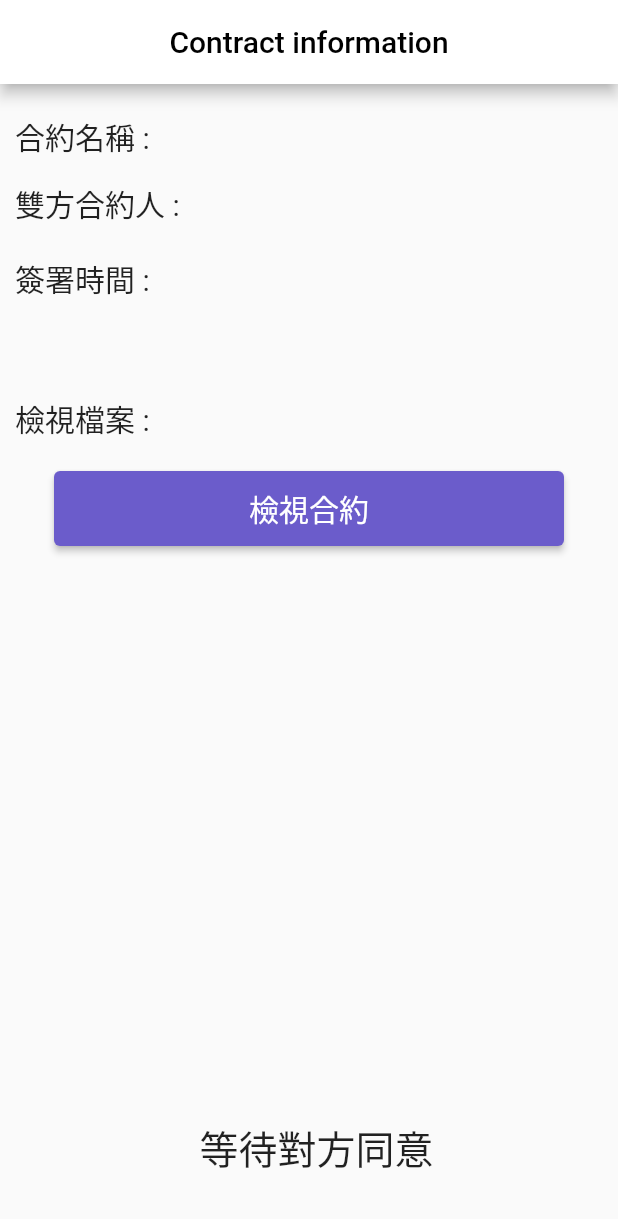
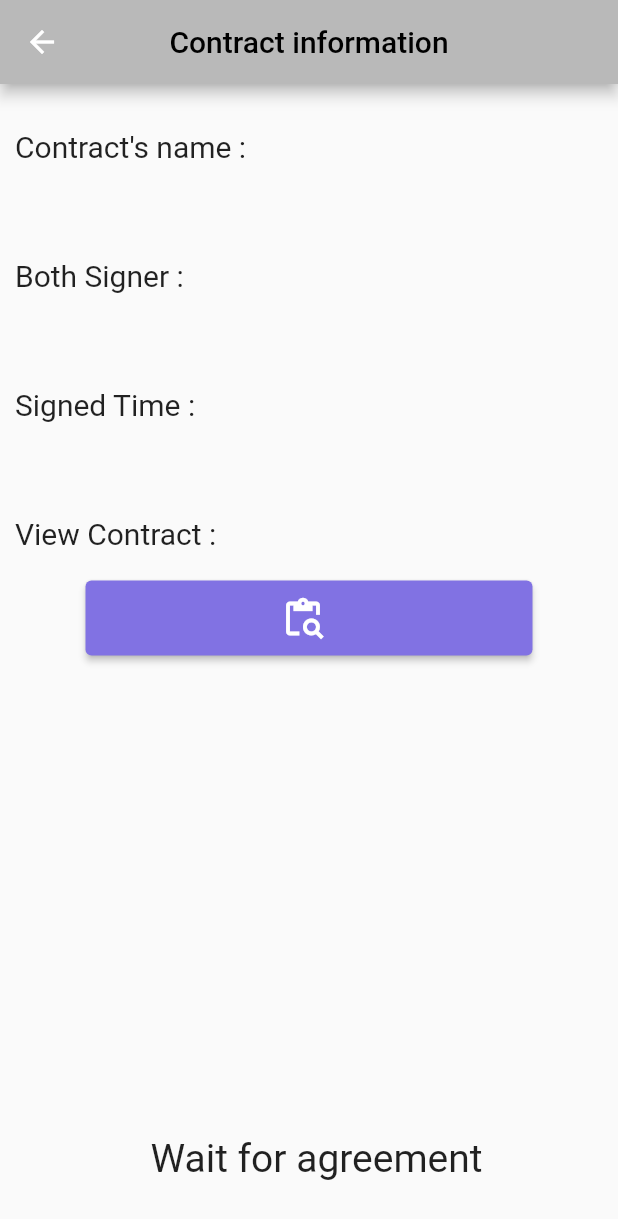
Before and after one commit to cy0802/data_storing_via_blockchain, a Flutter app: the WaitToBeSigned screen opened directly with empty values, on a phone screen of 412 x 824 dp. Shown: the top 1219 px of the screen. Run offline on Flutter 3.47's test engine with Material 2 defaults, Android fonts, the phone set to English and light mode, and no system bars; our stand-ins replace cloud_firestore, dio, file_picker, firebase_auth, firebase_core, firebase_messaging and 5 more; missing offline and left inert: flutter_ipfs, flutter_pdfview, web3dart; accounts and stored records are empty; project files that could hold a hidden picture were left out.

Commit message:
Update WaitToBeSigned.dart

```diff
--- a/lib/pages/kids/MyContract/MyConSubPage/showpage/WaitToBeSigned.dart
+++ b/lib/pages/kids/MyContract/MyConSubPage/showpage/WaitToBeSigned.dart
@@ -22,6 +22,9 @@
   late String name;
   late String time;
   late String path;
+  late String totalPath;
+  late File file;
+  late String path1;
   final Map<String, dynamic>data;
 
   _WaitToBeSignedState({required this.data});
@@ -37,14 +40,17 @@
     name = data['name'];
     time = data['time'];
     path = data['path'];
+    path1 = await appDocPath;
+    totalPath = '$path1/$path';
+    file = File(totalPath);
   }
 
   @override
   Widget build(BuildContext context) {
-
+    print(contractname);
     return Scaffold(
       appBar: AppBar(
-        backgroundColor: Color.fromARGB(255, 255, 255, 255),
+        backgroundColor: Color.fromARGB(255, 185, 185, 185),
         title: const Text(
           'Contract information',
           style: TextStyle(
@@ -56,21 +62,19 @@
       ),
       body: Column(
         children: [
-          Row(
-            children: [
-
           Container(
-                padding: EdgeInsets.fromLTRB(10, 20, 0, 15),
+            alignment:Alignment.topLeft,
+            padding: EdgeInsets.fromLTRB(10, 30, 0, 10),
             child: Text(
-                  "合約名稱 : ",
+              "Contract's name : ",
               style: TextStyle(
                 fontSize: 20,
               )
             ),
           ),
-              Expanded(
-                child: Container(
-                  padding: EdgeInsets.fromLTRB(5, 20, 10, 15),
+          Container(
+            alignment:Alignment.topLeft,
+            padding: EdgeInsets.fromLTRB(40, 0, 10, 30),
             child: Text(
               contractname,
               style: TextStyle(
@@ -78,22 +82,19 @@
               ),
             ),
           ),
-              ),
-            ],
-          ),
-          Row(
-            children: [
           Container(
-                padding: EdgeInsets.fromLTRB(10, 0, 0, 20),
+            alignment:Alignment.topLeft,
+            padding: EdgeInsets.fromLTRB(10, 0, 0, 10),
             child: Text(
-                  "雙方合約人 : ",
+              "Both Signer : ",
               style: TextStyle(
                 fontSize: 20,
               )
             ),
           ),
           Container(
-                padding: EdgeInsets.fromLTRB(5, 0, 10, 20),
+            alignment:Alignment.topLeft,
+            padding: EdgeInsets.fromLTRB(40, 0, 10, 30),
             child: Text(
               name,
               style: TextStyle(
@@ -101,13 +102,11 @@
               ),
             ),
           ),
-            ],
-          ),
           Container(
             alignment: Alignment.topLeft,
-            padding: EdgeInsets.fromLTRB(10, 0, 0, 20),
+            padding: EdgeInsets.fromLTRB(10, 0, 0, 10),
             child: Text(
-              "簽署時間 : ",
+              "Signed Time : ",
               style: TextStyle(
                 fontSize: 20,
               )
@@ -115,7 +114,7 @@
           ),
           Container(
             alignment: Alignment.topLeft,
-            padding: EdgeInsets.fromLTRB(30, 0, 10, 20),
+            padding: EdgeInsets.fromLTRB(40, 0, 10, 30),
             child: Text(
               time,
               style: TextStyle(
@@ -127,28 +126,24 @@
             padding: EdgeInsets.fromLTRB(10, 0, 0, 20),
             alignment:Alignment.topLeft,
             child: Text(
-              "檢視檔案 : ",
+              "View Contract : ",
               style: TextStyle(
                 fontSize: 20,
               ),
             ),
           ),
-          ElevatedButton(
-            child: Text(
-              '檢視合約',
-              style: TextStyle(
-                fontSize: 20,
-              ),
+          ElevatedButton.icon(
+            label: const Text(''),
+            icon: const Icon(
+              size: 30.0,
+              Icons.content_paste_search,
+              color: Colors.white,
             ),
             style: ElevatedButton.styleFrom(
-              backgroundColor: Color.fromARGB(255, 107, 92, 203),
+              backgroundColor: Color.fromARGB(255, 129, 114, 227),
               padding: const EdgeInsets.symmetric(horizontal: 130, vertical: 10),
             ),
             onPressed: () async {
-              final path1 = await appDocPath;
-              final totalPath = '$path1/$path';
-              final file = File(totalPath);
-              //var result = File(path);
               openPDF(context, file);
             },
           ),
@@ -157,7 +152,7 @@
             padding: EdgeInsets.fromLTRB(10, 0, 0, 20),
             alignment:Alignment.bottomCenter,
             child: Text(
-              "等待對方同意",
+              "Wait for agreement",
               style: TextStyle(
                 fontSize: 26,
               ),
```
Lines whose indentation alone changed are shown as unchanged.
